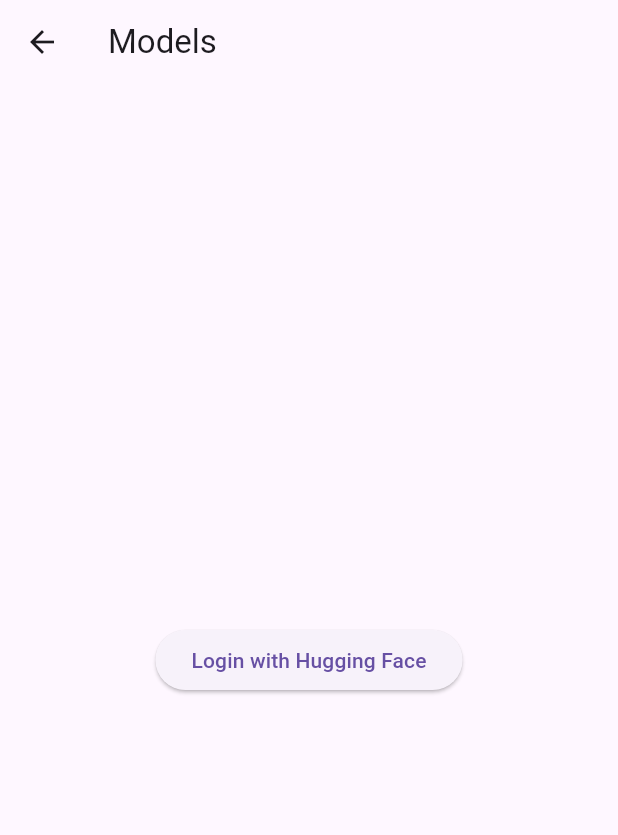
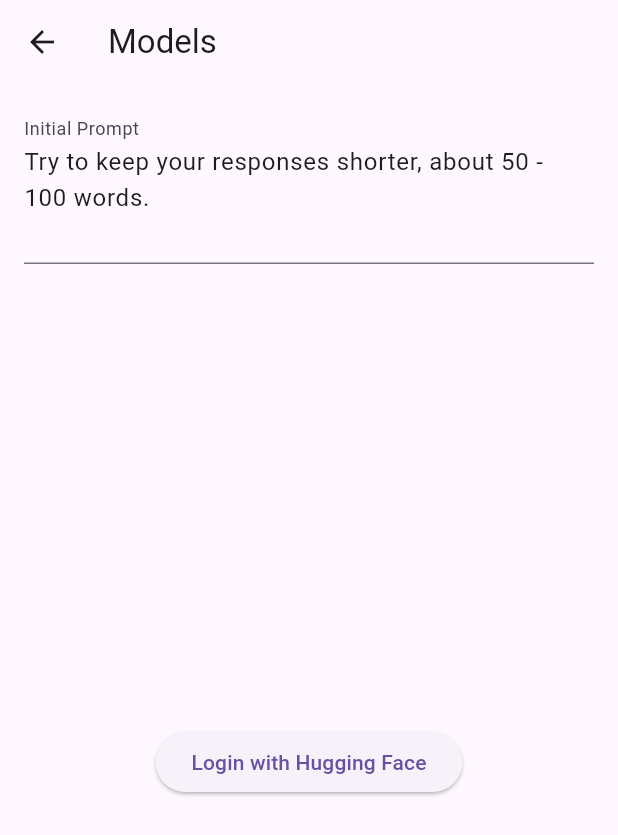
Before and after one commit to karplucas/privai, a Flutter app: the ModelsPage screen opened directly, on a phone screen of 412 x 824 dp. Shown: the top 835 px of the screen. Run offline on Flutter 3.47's test engine with Material 3 defaults, Android fonts, the phone set to English and light mode, and no system bars; our stand-ins replace audioplayers, flutter_secure_storage; missing offline and left inert: flutter_gemma, flutter_web_auth_2, kokoro_tts_flutter, record, whisper_ggml; accounts and stored records are empty.

Commit message:
add initial prompt
Signed-off-by: Lucas Karpinski <karplucas@gmail.com>

```diff
--- a/lib/main.dart
+++ b/lib/main.dart
@@ -89,6 +89,12 @@ class ChatScreenState extends State<ChatScreen> {
     return await storage.read(key: 'selected_llm_model');
   }
 
+  Future<String> _getSelectedPrompt() async {
+    const storage = FlutterSecureStorage();
+    return await storage.read(key: 'selected_prompt') ??
+        'Try to keep your responses shorter, under 100 words.';
+  }
+
   /// Sets up the Gemma model with a 4096 context window
   Future<void> initializeChat() async {
     if (_isModelLoading) return;
@@ -119,6 +125,12 @@ class ChatScreenState extends State<ChatScreen> {
         if (_inferenceModel != null) {
           // 3. Create a single persistent chat session
           _chat = await _inferenceModel!.createChat();
+
+          // 4. Add initial system prompt
+          final prompt = await _getSelectedPrompt();
+          final systemMessage = Message(text: prompt, isUser: false);
+          await _chat!.addQueryChunk(systemMessage);
+
           debugPrint('Gemma ready. Context: 4096 tokens.');
         }
       } else {
@@ -268,6 +280,11 @@ class ChatScreenState extends State<ChatScreen> {
               title: const Text('New Chat'),
               onTap: () async {
                 _chat = await _inferenceModel?.createChat();
+                if (_chat != null) {
+                  final prompt = await _getSelectedPrompt();
+                  final systemMessage = Message(text: prompt, isUser: false);
+                  await _chat!.addQueryChunk(systemMessage);
+                }
                 setState(() => _messages.clear());
                 Navigator.pop(context);
               },
--- a/lib/models_page.dart
+++ b/lib/models_page.dart
@@ -1,6 +1,6 @@
 import 'package:flutter/material.dart';
 import 'package:flutter/services.dart';
-// import 'package:flutter_secure_storage/flutter_secure_storage.dart';
+import 'package:flutter_secure_storage/flutter_secure_storage.dart';
 import 'package:flutter_web_auth_2/flutter_web_auth_2.dart';
 import 'package:http/http.dart' as http;
 import 'package:path_provider/path_provider.dart';
@@ -17,19 +17,22 @@ class ModelsPage extends StatefulWidget {
 }
 
 class _ModelsPageState extends State<ModelsPage> {
-  // final FlutterSecureStorage _storage = const FlutterSecureStorage();
+  final FlutterSecureStorage _storage = const FlutterSecureStorage();
   String? _token;
   bool _isDownloading = false;
   Map<String, List<Map<String, dynamic>>> _modelCategories = {};
   String? _selectedLlmFilename;
   String? _selectedTtsFilename;
+  late TextEditingController _promptController;
 
   @override
   void initState() {
     super.initState();
+    _promptController = TextEditingController();
     _loadToken();
     _loadSelectedLlm();
     _loadSelectedTts();
+    _loadSelectedPrompt();
     _loadModels();
   }
 
@@ -40,14 +43,19 @@ class _ModelsPageState extends State<ModelsPage> {
   }
 
   Future<void> _loadSelectedLlm() async {
-    // _selectedLlmFilename = await _storage.read(key: 'selected_llm_model');
-    _selectedLlmFilename = null;
+    _selectedLlmFilename = await _storage.read(key: 'selected_llm_model');
     setState(() {});
   }
 
   Future<void> _loadSelectedTts() async {
-    // _selectedTtsFilename = await _storage.read(key: 'selected_tts_model');
-    _selectedTtsFilename = null;
+    _selectedTtsFilename = await _storage.read(key: 'selected_tts_model');
+    setState(() {});
+  }
+
+  Future<void> _loadSelectedPrompt() async {
+    final prompt = await _storage.read(key: 'selected_prompt') ??
+        'Try to keep your responses shorter, about 50 - 100 words.';
+    _promptController.text = prompt;
     setState(() {});
   }
 
@@ -176,7 +184,24 @@ class _ModelsPageState extends State<ModelsPage> {
       appBar: AppBar(
         title: const Text('Models'),
       ),
-      body: _token == null
+      body: Column(
+        children: [
+          Padding(
+            padding: const EdgeInsets.all(16.0),
+            child: TextField(
+              controller: _promptController,
+              decoration: const InputDecoration(
+                labelText: 'Initial Prompt',
+                hintText: 'Enter the initial system prompt for the LLM',
+              ),
+              maxLines: 3,
+              onChanged: (value) {
+                _storage.write(key: 'selected_prompt', value: value);
+              },
+            ),
+          ),
+          Expanded(
+            child: _token == null
                 ? Center(
                     child: ElevatedButton(
                       onPressed: _loginWithHF,
@@ -186,71 +211,9 @@ class _ModelsPageState extends State<ModelsPage> {
                 : _modelCategories.isEmpty
                     ? const Center(child: CircularProgressIndicator())
                     : ListView(
-                  children: [
-                    for (var category in _modelCategories.keys) ...[
-                      Padding(
-                        padding: const EdgeInsets.all(8.0),
-                        child: Text(category.toUpperCase(),
-                            style: Theme.of(context).textTheme.headlineSmall),
-                      ),
-                      if (category == 'llm' &&
-                          _modelCategories[category]!.isNotEmpty)
-                        Padding(
-                          padding: const EdgeInsets.symmetric(horizontal: 16.0),
-                          child: DropdownButton<String>(
-                            value: _selectedLlmFilename,
-                            hint: const Text('Select LLM Model'),
-                            items: _modelCategories[category]!
-                                .map((model) => DropdownMenuItem<String>(
-                                      value: model['filename'] as String,
-                                      child: Text(model['name'] as String),
-                                    ))
-                                .toList(),
-                            onChanged: (value) {
-                              setState(() {
-                                _selectedLlmFilename = value;
-                              });
-                              // _storage.write(
-                              //     key: 'selected_llm_model', value: value);
-                            },
+                        children: [],
                       ),
           ),
-                      if (category == 'tts' &&
-                          _modelCategories[category]!.isNotEmpty)
-                        Padding(
-                          padding: const EdgeInsets.symmetric(horizontal: 16.0),
-                          child: DropdownButton<String>(
-                            value: _selectedTtsFilename,
-                            hint: const Text('Select TTS Model'),
-                            items: _modelCategories[category]!
-                                .map((model) => DropdownMenuItem<String>(
-                                      value: model['filename'] as String,
-                                      child: Text(model['name'] as String),
-                                    ))
-                                .toList(),
-                            onChanged: (value) {
-                              setState(() {
-                                _selectedTtsFilename = value;
-                              });
-                              // _storage.write(
-                              //     key: 'selected_tts_model', value: value);
-                            },
-                          ),
-                        ),
-                      ..._modelCategories[category]!.map((model) => Padding(
-                            padding: const EdgeInsets.symmetric(
-                                horizontal: 16.0, vertical: 4.0),
-                            child: ElevatedButton(
-                              onPressed: _isDownloading
-                                  ? null
-                                  : () => _downloadModel(model['url'] as String,
-                                      model['filename'] as String),
-                              child: _isDownloading
-                                  ? const CircularProgressIndicator()
-                                  : Text('Download ${model['name']}'),
-                            ),
-                          )),
-                    ],
         ],
       ),
     );
```
Lines whose indentation alone changed are shown as unchanged.
